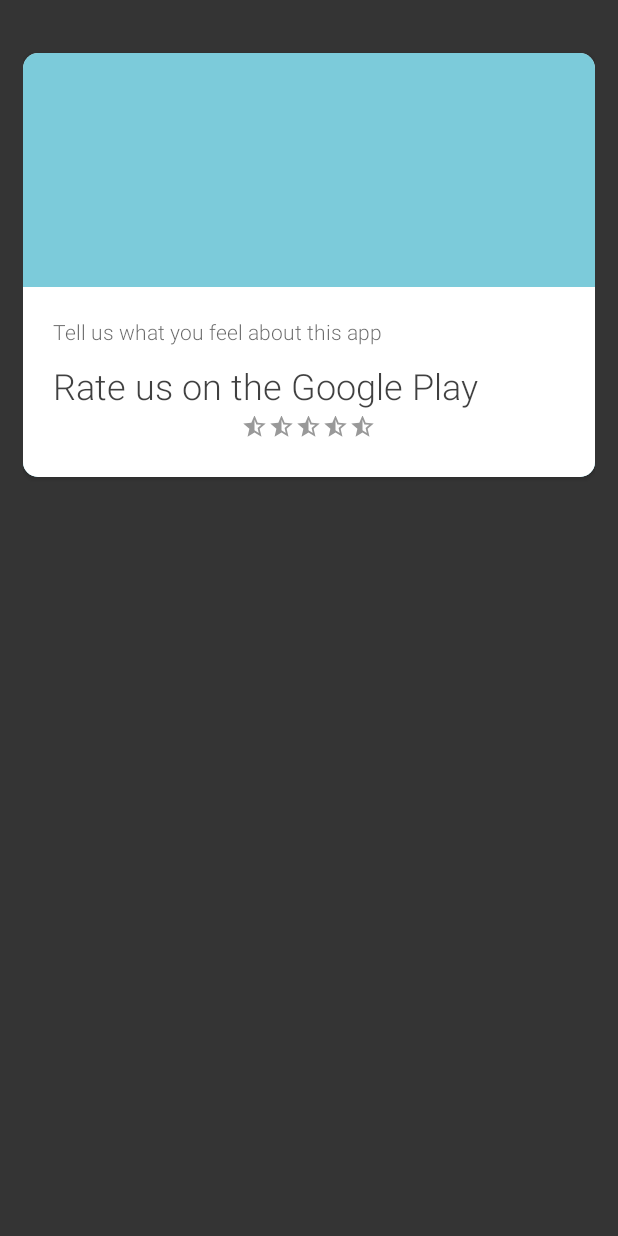
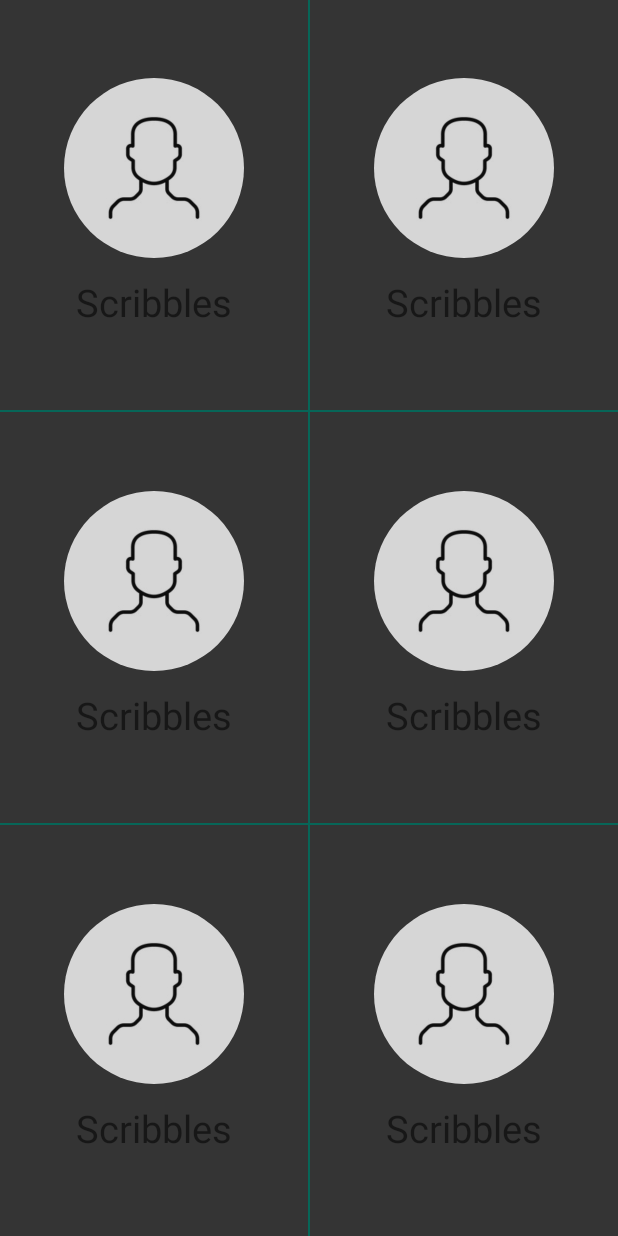
Before and after one commit to vidu171/oneiros_LATEST, an Android app: the layout fragment_events.xml on its own in the app's theme, with its tools: preview values and no code run, on a phone screen of 412 x 824 dp. Run offline under Robolectric (Android 15) with nearby library versions, the phone set to English and light mode, and no system bars.

Commit message:
Icon Centered Of the Fab

```diff
--- a/app/src/main/AndroidManifest.xml
+++ b/app/src/main/AndroidManifest.xml
@@ -6,7 +6,6 @@
         android:allowBackup="true"
         android:icon="@mipmap/ic_launcher"
         android:label="@string/app_name"
-        android:roundIcon="@mipmap/ic_launcher_round"
         android:supportsRtl="true"
         android:theme="@style/AppTheme"
         android:fullBackupContent="true">
--- /dev/null
+++ b/app/src/main/res/drawable/gradient.xml
@@ -0,0 +1,10 @@
+<?xml version="1.0" encoding="UTF-8"?>
+<shape xmlns:android="http://schemas.android.com/apk/res/android" android:shape="rectangle" >
+
+    <gradient
+        android:angle="225"
+        android:startColor="#A0CECB"
+        android:endColor="#7DB1B1"
+        android:type="linear" />
+
+</shape>
--- a/app/src/main/res/layout/fragment_events.xml
+++ b/app/src/main/res/layout/fragment_events.xml
@@ -1,59 +1,239 @@
 <?xml version="1.0" encoding="utf-8"?>
-<RelativeLayout xmlns:android="http://schemas.android.com/apk/res/android"
+<LinearLayout xmlns:android="http://schemas.android.com/apk/res/android"
     android:layout_width="match_parent"
     android:layout_height="match_parent"
+    android:orientation="vertical"
     android:background="@color/Nav"
-    xmlns:card_view="http://schemas.android.com/apk/res-auto">
+    android:layout_weight="3">
 
-    <!-- Footer aligned to bottom -->
+<LinearLayout
+    android:orientation="horizontal"
+    android:layout_width="match_parent"
+    android:layout_height="0dp"
+    android:layout_weight="1"
+    android:weightSum="2"
+    android:baselineAligned="false">
+
+    <LinearLayout
+        android:clickable="true"
+        android:foreground="?selectableItemBackground"
+        android:layout_weight="1"
+        android:layout_width="0dp"
+        android:orientation="vertical"
+        android:gravity="center_horizontal|center_vertical"
+        android:layout_height="match_parent">
+
+        <de.hdodenhof.circleimageview.CircleImageView
+            android:alpha="0.8"
+            android:layout_width="120dip"
+            android:layout_height="120dip"
+            android:src="@drawable/add_user"
+            />
+
+        <TextView
+            android:paddingStart="19dip"
+            android:paddingEnd="19dip"
+            android:paddingTop="2dip"
+            android:paddingBottom="2dip"
+            android:layout_marginTop="10dip"
+            android:text="Scribbles"
+            android:textSize="25dip"
+            android:layout_width="wrap_content"
+            android:layout_height="wrap_content" />
 
 
-    <!-- Scrollable Item below header and above footer -->
-    <ScrollView
-        android:id="@+id/scrollableContents"
-        android:scrollbarSize="2dp"
-        android:layout_width="fill_parent"
-        android:layout_height="fill_parent"
-        xmlns:card_view="http://schemas.android.com/apk/res-auto"
-        android:fillViewport="true"
-        xmlns:android="http://schemas.android.com/apk/res/android">
+    </LinearLayout>
+
+    <View
+        android:layout_width="1dip"
+        android:layout_height="match_parent"
+        android:background="#076658"/>
+
+
+    <LinearLayout
+        android:clickable="true"
+        android:foreground="?selectableItemBackground"
+        android:gravity="center_horizontal|center_vertical"
+        android:orientation="vertical"
+        android:layout_weight="1"
+        android:layout_width="0dp"
+        android:layout_height="match_parent">
+
+        <de.hdodenhof.circleimageview.CircleImageView
+            android:alpha="0.8"
+            android:layout_width="120dip"
+            android:layout_height="120dip"
+            android:src="@drawable/add_user"
+            />
+
+        <TextView
+            android:paddingStart="19dip"
+            android:paddingEnd="19dip"
+            android:paddingTop="2dip"
+            android:paddingBottom="2dip"
+            android:layout_marginTop="10dip"
+            android:text="Scribbles"
+            android:textSize="25dip"
+            android:layout_width="wrap_content"
+            android:layout_height="wrap_content" />
+
+    </LinearLayout>
+
+</LinearLayout>
+
+    <View
+        android:background="#076658"
+        android:layout_width="match_parent"
+        android:layout_height="1dip"/>
+
+    <LinearLayout
+        android:layout_width="match_parent"
+        android:layout_height="0dp"
+        android:layout_weight="1"
+        android:weightSum="2">
+        <LinearLayout
+            android:clickable="true"
+            android:foreground="?selectableItemBackground"
+            android:gravity="center_horizontal|center_vertical"
+            android:orientation="vertical"
+            android:layout_weight="1"
+            android:layout_width="0dp"
+            android:layout_height="match_parent">
+
+            <de.hdodenhof.circleimageview.CircleImageView
+                android:alpha="0.8"
+                android:layout_width="120dip"
+                android:layout_height="120dip"
+                android:src="@drawable/add_user"
+                />
+
+            <TextView
+                android:paddingStart="19dip"
+                android:paddingEnd="19dip"
+                android:paddingTop="2dip"
+                android:paddingBottom="2dip"
+                android:layout_marginTop="10dip"
+                android:text="Scribbles"
+                android:textSize="25sp"
+                android:layout_width="wrap_content"
+                android:layout_height="wrap_content" />
+
+        </LinearLayout>
+
+
+        <View
+            android:layout_width="1dip"
+            android:layout_height="match_parent"
+            android:background="#076658"/>
+
 
         <LinearLayout
-            android:paddingLeft="15dp"
-            android:paddingRight="15dp"
-            android:layout_width="fill_parent"
-            android:layout_height="wrap_content"
-            android:gravity="center_horizontal"
-            android:orientation="vertical">
-            <android.support.v7.widget.CardView
-                android:layout_width="fill_parent"
-                android:layout_height="wrap_content"
-                card_view:cardElevation="2dp"
-                card_view:cardCornerRadius="10dp"
-                android:onClick="appRateCardClick"
-                android:layout_marginTop="35dp">
-                <include layout="@layout/rate_us" />
-            </android.support.v7.widget.CardView>
+            android:clickable="true"
+            android:foreground="?selectableItemBackground"
+            android:gravity="center_horizontal|center_vertical"
+            android:orientation="vertical"
+            android:layout_weight="1"
+            android:layout_width="0dp"
+            android:layout_height="match_parent">
 
-            <android.support.v7.widget.CardView
-                android:layout_width="fill_parent"
-                android:layout_height="wrap_content"
-                card_view:cardElevation="2dp"
-                card_view:cardCornerRadius="2dp"
-                android:layout_marginTop="15dp">
+            <de.hdodenhof.circleimageview.CircleImageView
+                android:alpha="0.8"
+                android:layout_width="120dip"
+                android:layout_height="120dip"
+                android:src="@drawable/add_user"
+                />
 
-            </android.support.v7.widget.CardView>
+            <TextView
+                android:paddingStart="19dip"
+                android:paddingEnd="19dip"
+                android:paddingTop="2dip"
+                android:paddingBottom="2dip"
+                android:layout_marginTop="10dip"
+                android:text="Scribbles"
+                android:textSize="25dip"
+                android:layout_width="wrap_content"
+                android:layout_height="wrap_content" />
 
-            <android.support.v7.widget.CardView
-                android:layout_width="fill_parent"
-                android:layout_height="wrap_content"
-                card_view:cardElevation="2dp"
-                card_view:cardCornerRadius="2dp"
-                android:layout_marginTop="15dp"
-                android:layout_marginBottom="16dp">
-
-            </android.support.v7.widget.CardView>
         </LinearLayout>
 
-    </ScrollView>
-</RelativeLayout>
+
+    </LinearLayout>
+    <View
+        android:background="#076658"
+        android:layout_width="match_parent"
+        android:layout_height="1dip"/>
+    <LinearLayout
+        android:layout_width="match_parent"
+        android:layout_height="0dp"
+        android:layout_weight="1"
+        android:weightSum="2">
+
+        <LinearLayout
+
+            android:clickable="true"
+            android:foreground="?selectableItemBackground"
+            android:gravity="center_horizontal|center_vertical"
+            android:orientation="vertical"
+            android:layout_weight="1"
+            android:layout_width="0dp"
+            android:layout_height="match_parent">
+
+            <de.hdodenhof.circleimageview.CircleImageView
+                android:alpha="0.8"
+                android:layout_width="120dip"
+                android:layout_height="120dip"
+                android:src="@drawable/add_user"
+                />
+
+            <TextView
+                android:paddingStart="19dip"
+                android:paddingEnd="19dip"
+                android:paddingTop="2dip"
+                android:paddingBottom="2dip"
+                android:layout_marginTop="10dip"
+                android:text="Scribbles"
+                android:textSize="25dip"
+                android:layout_width="wrap_content"
+                android:layout_height="wrap_content" />
+
+        </LinearLayout>
+
+
+        <View
+            android:layout_width="1dip"
+            android:layout_height="match_parent"
+            android:background="#076658"/>
+
+
+        <LinearLayout
+            android:clickable="true"
+            android:foreground="?selectableItemBackground"
+            android:gravity="center_horizontal|center_vertical"
+            android:orientation="vertical"
+            android:layout_weight="1"
+            android:layout_width="0dp"
+            android:layout_height="match_parent">
+
+            <de.hdodenhof.circleimageview.CircleImageView
+                android:alpha="0.8"
+                android:layout_width="120dip"
+                android:layout_height="120dip"
+                android:src="@drawable/add_user"
+                />
+
+            <TextView
+                android:paddingStart="19dip"
+                android:paddingEnd="19dip"
+                android:paddingTop="2dip"
+                android:paddingBottom="2dip"
+                android:layout_marginTop="10dip"
+                android:text="Scribbles"
+                android:textSize="25dip"
+                android:layout_width="wrap_content"
+                android:layout_height="wrap_content" />
+
+        </LinearLayout>
+
+    </LinearLayout>
+
+</LinearLayout>
```
